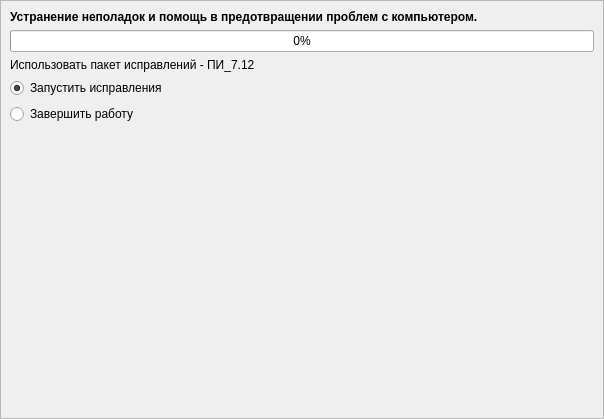
This is src/app/checkwizardpage.ui in august-alt/alt-diagnostic-tool as Qt 5 draws it before an edit. The edited form follows.
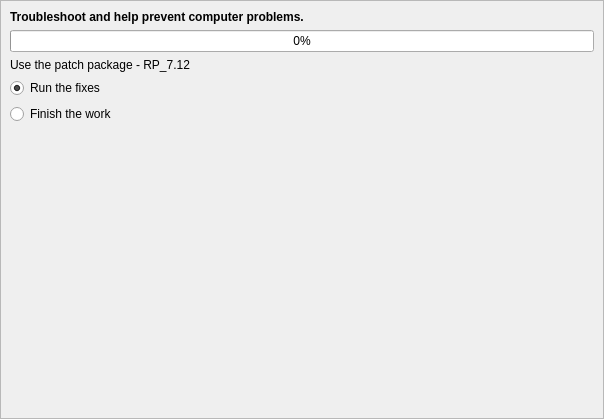
This is the edited form.

Commit message: fix: some fixes int adtwizard, adtcheck, adtresolver, diagnostictool, diagnostictoolprivate and ui files

```diff
--- a/src/app/checkwizardpage.ui
+++ b/src/app/checkwizardpage.ui
@@ -63,7 +63,7 @@
       <item row="5" column="0">
        <widget class="QRadioButton" name="runRepairRadioButton">
         <property name="text">
-         <string>Запустить исправления</string>
+         <string>Run the fixes</string>
         </property>
         <property name="checked">
          <bool>true</bool>
@@ -73,14 +73,14 @@
       <item row="6" column="0">
        <widget class="QRadioButton" name="finishRadioButton">
         <property name="text">
-         <string>Завершить работу</string>
+         <string>Finish the work</string>
         </property>
        </widget>
       </item>
       <item row="4" column="0">
        <widget class="QLabel" name="currentStatusLabel">
         <property name="text">
-         <string>Использовать пакет исправлений - ПИ_7.12</string>
+         <string>Use the patch package - RP_7.12</string>
         </property>
        </widget>
       </item>
@@ -106,7 +106,7 @@
          </font>
         </property>
         <property name="text">
-         <string>Устранение неполадок и помощь в предотвращении проблем с компьютером.</string>
+         <string>Troubleshoot and help prevent computer problems.</string>
         </property>
        </widget>
       </item>
```
The commit also changes 10 other files.
